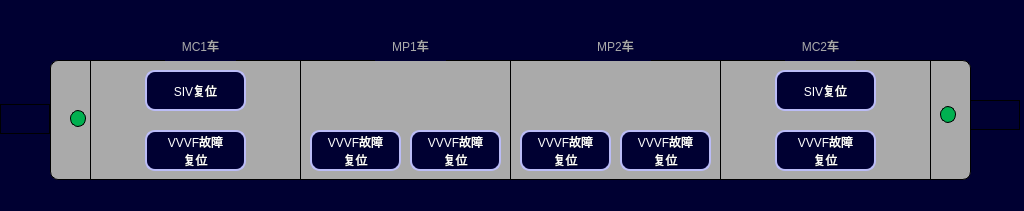
994656234/HHL, file vehiclelinecircuitbreakerpage.ui: the form before one commit.
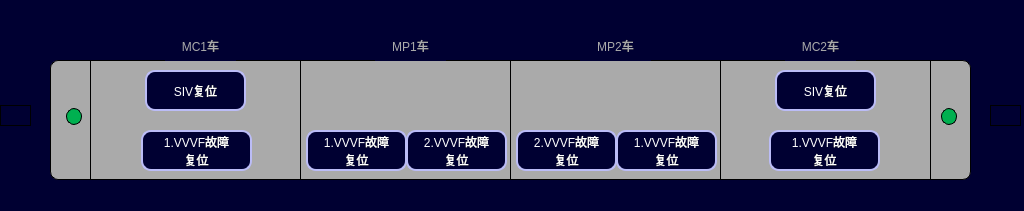
The form after the commit. Icons and pictures are not drawn.

What changed in the file:
```diff
--- a/vehiclelinecircuitbreakerpage.ui
+++ b/vehiclelinecircuitbreakerpage.ui
@@ -220,9 +220,9 @@
   <widget class="QPushButton" name="BTN_VVVF5">
    <property name="geometry">
     <rect>
-     <x>620</x>
+     <x>616</x>
      <y>130</y>
-     <width>91</width>
+     <width>101</width>
      <height>41</height>
     </rect>
    </property>
@@ -236,16 +236,16 @@
 border-radius:10px;</string>
    </property>
    <property name="text">
-    <string>VVVF故障
+    <string>1.VVVF故障
 复位</string>
    </property>
   </widget>
   <widget class="QPushButton" name="BTN_VVVF3">
    <property name="geometry">
     <rect>
-     <x>410</x>
+     <x>406</x>
      <y>130</y>
-     <width>91</width>
+     <width>101</width>
      <height>41</height>
     </rect>
    </property>
@@ -259,16 +259,16 @@
 border-radius:10px;</string>
    </property>
    <property name="text">
-    <string>VVVF故障
+    <string>2.VVVF故障
 复位</string>
    </property>
   </widget>
   <widget class="QPushButton" name="BTN_VVVF2">
    <property name="geometry">
     <rect>
-     <x>310</x>
+     <x>306</x>
      <y>130</y>
-     <width>91</width>
+     <width>101</width>
      <height>41</height>
     </rect>
    </property>
@@ -282,16 +282,16 @@
 border-radius:10px;</string>
    </property>
    <property name="text">
-    <string>VVVF故障
+    <string>1.VVVF故障
 复位</string>
    </property>
   </widget>
   <widget class="QPushButton" name="BTN_VVVF6">
    <property name="geometry">
     <rect>
-     <x>775</x>
+     <x>769</x>
      <y>130</y>
-     <width>101</width>
+     <width>111</width>
      <height>41</height>
     </rect>
    </property>
@@ -305,16 +305,16 @@
 border-radius:10px;</string>
    </property>
    <property name="text">
-    <string>VVVF故障
+    <string>1.VVVF故障
 复位</string>
    </property>
   </widget>
   <widget class="QPushButton" name="BTN_VVVF1">
    <property name="geometry">
     <rect>
-     <x>145</x>
+     <x>141</x>
      <y>130</y>
-     <width>101</width>
+     <width>111</width>
      <height>41</height>
     </rect>
    </property>
@@ -328,16 +328,16 @@
 border-radius:10px;</string>
    </property>
    <property name="text">
-    <string>VVVF故障
+    <string>1.VVVF故障
 复位</string>
    </property>
   </widget>
   <widget class="QPushButton" name="BTN_VVVF4">
    <property name="geometry">
     <rect>
-     <x>520</x>
+     <x>516</x>
      <y>130</y>
-     <width>91</width>
+     <width>101</width>
      <height>41</height>
     </rect>
    </property>
@@ -351,15 +351,15 @@
 border-radius:10px;</string>
    </property>
    <property name="text">
-    <string>VVVF故障
+    <string>2.VVVF故障
 复位</string>
    </property>
   </widget>
   <widget class="QLabel" name="lbl_cab2_active">
    <property name="geometry">
     <rect>
-     <x>940</x>
-     <y>106</y>
+     <x>941</x>
+     <y>108</y>
      <width>16</width>
      <height>17</height>
     </rect>
@@ -375,10 +375,10 @@
   <widget class="QLabel" name="lbl_cab2_direction">
    <property name="geometry">
     <rect>
-     <x>970</x>
-     <y>100</y>
-     <width>50</width>
-     <height>30</height>
+     <x>990</x>
+     <y>105</y>
+     <width>31</width>
+     <height>21</height>
     </rect>
    </property>
    <property name="styleSheet">
@@ -392,9 +392,9 @@
    <property name="geometry">
     <rect>
      <x>0</x>
-     <y>104</y>
-     <width>50</width>
-     <height>30</height>
+     <y>105</y>
+     <width>31</width>
+     <height>21</height>
     </rect>
    </property>
    <property name="styleSheet">
@@ -407,8 +407,8 @@
   <widget class="QLabel" name="lbl_cab1_active">
    <property name="geometry">
     <rect>
-     <x>70</x>
-     <y>110</y>
+     <x>66</x>
+     <y>108</y>
      <width>16</width>
      <height>17</height>
     </rect>
```
